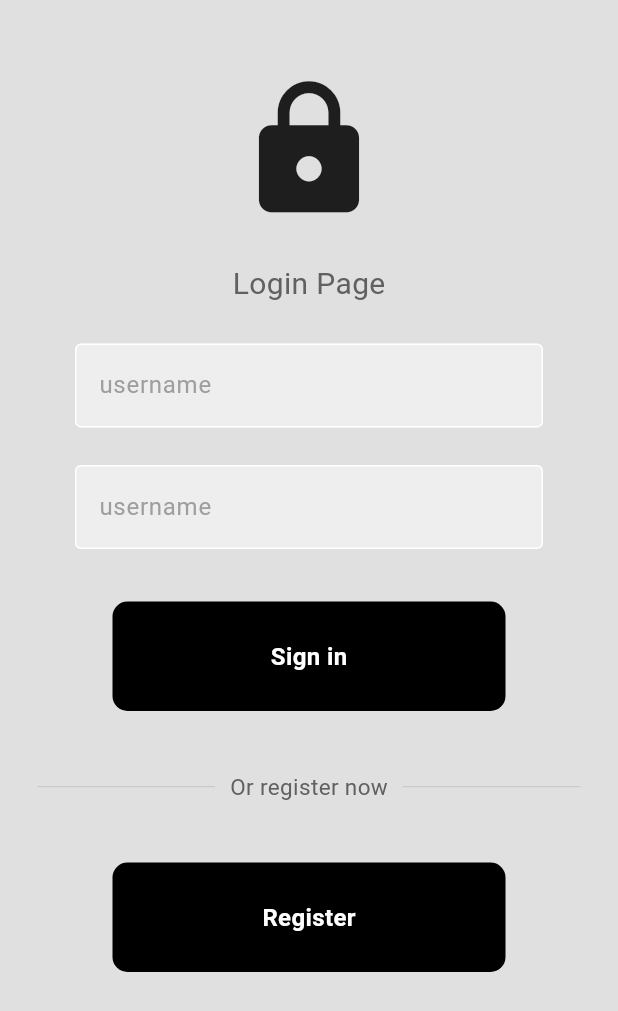
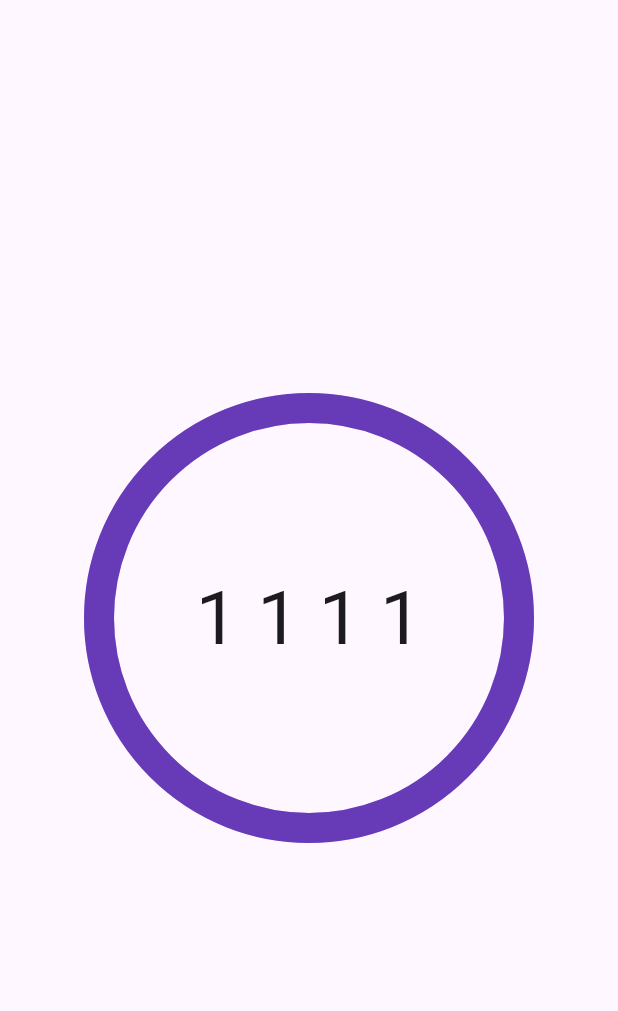
Before and after one commit to NicolasBadot/Internationnal-challenges, a Flutter app: the screen it shows after launch, on a phone screen of 412 x 824 dp. Shown: the top 1011 px of the screen. Run offline on Flutter 3.47's test engine with Material 3 defaults, Android fonts, the phone set to English and light mode, and no system bars; drawn by our look-alikes of percent_indicator.

Commit message:
Début page lock

```diff
--- /dev/null
+++ b/lib/Pages/lock.dart
@@ -0,0 +1,31 @@
+import 'package:flutter/material.dart';
+import 'package:percent_indicator/percent_indicator.dart';
+
+class LockPage extends StatefulWidget {
+  const LockPage({super.key});
+
+  @override
+  // ignore: library_private_types_in_public_api
+  _LockPageState createState() => _LockPageState();
+}
+
+class _LockPageState extends State<LockPage> {
+  @override
+  Widget build(BuildContext context) {
+    return Scaffold(
+      body : Center(
+        child: CircularPercentIndicator(
+          animation: true,
+          animationDuration: 3000,
+          radius: 300,
+          lineWidth: 20,
+          percent: 1,
+          progressColor: Colors.deepPurple,
+          backgroundColor: Colors.deepPurple.shade100,
+          circularStrokeCap: CircularStrokeCap.butt,
+          center: const Text('1 1 1 1', style: TextStyle(fontSize: 50)),
+      )
+      ),
+    );
+  }
+}
--- a/lib/main.dart
+++ b/lib/main.dart
@@ -1,5 +1,6 @@
 import 'package:flutter/material.dart';
 import 'pages/login.dart';
+import 'pages/lock.dart';
 
 void main() {
   runApp(const MyApp());
@@ -12,7 +13,7 @@ class MyApp extends StatelessWidget{
   Widget build(BuildContext context){
     return MaterialApp(
       debugShowCheckedModeBanner: false,
-      home: LoginPage(),
+      home: LockPage(),
     );
   }
 }
--- a/pubspec.yaml
+++ b/pubspec.yaml
@@ -35,6 +35,7 @@ dependencies:
   # The following adds the Cupertino Icons font to your application.
   # Use with the CupertinoIcons class for iOS style icons.
   cupertino_icons: ^1.0.6
+  percent_indicator: ^3.4.0
 
 dev_dependencies:
   flutter_test:
```
Also changed, not shown: pubspec.lock.
